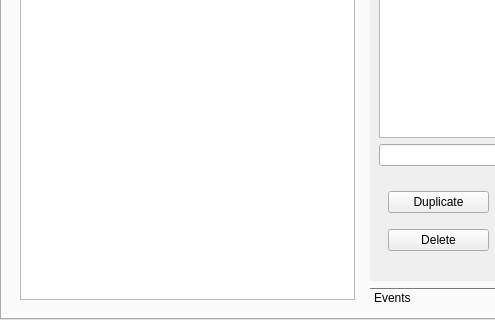
Qt form pagesettings.ui (minirop/hso-page-builder) before a commit; both pictures show x 0 to 495 and y 223 to 543 of the 731 by 543 pixel window.
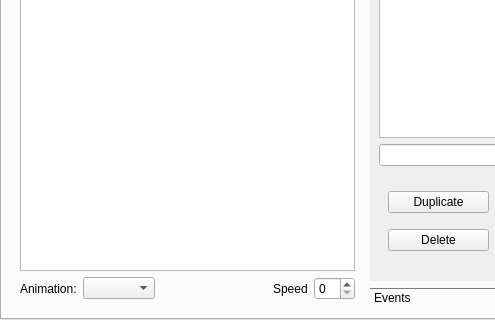
The same form after that commit.

Commit message: Done HSL, and you can change the animation's type and speed of a text element.

Patch:
```diff
--- a/pagesettings.ui
+++ b/pagesettings.ui
@@ -110,6 +110,47 @@
            <item>
             <widget class="QTextEdit" name="textEdit"/>
            </item>
+           <item>
+            <layout class="QHBoxLayout" name="horizontalLayout_4">
+             <item>
+              <widget class="QLabel" name="label_5">
+               <property name="text">
+                <string>Animation:</string>
+               </property>
+              </widget>
+             </item>
+             <item>
+              <widget class="QComboBox" name="animationComboBox"/>
+             </item>
+             <item>
+              <spacer name="horizontalSpacer_2">
+               <property name="orientation">
+                <enum>Qt::Horizontal</enum>
+               </property>
+               <property name="sizeHint" stdset="0">
+                <size>
+                 <width>40</width>
+                 <height>20</height>
+                </size>
+               </property>
+              </spacer>
+             </item>
+             <item>
+              <widget class="QLabel" name="label_6">
+               <property name="text">
+                <string>Speed</string>
+               </property>
+              </widget>
+             </item>
+             <item>
+              <widget class="QSpinBox" name="speedSpinBox">
+               <property name="maximum">
+                <number>60</number>
+               </property>
+              </widget>
+             </item>
+            </layout>
+           </item>
           </layout>
          </widget>
          <widget class="QWidget" name="gif">
```
The commit also changes 9 other files.
